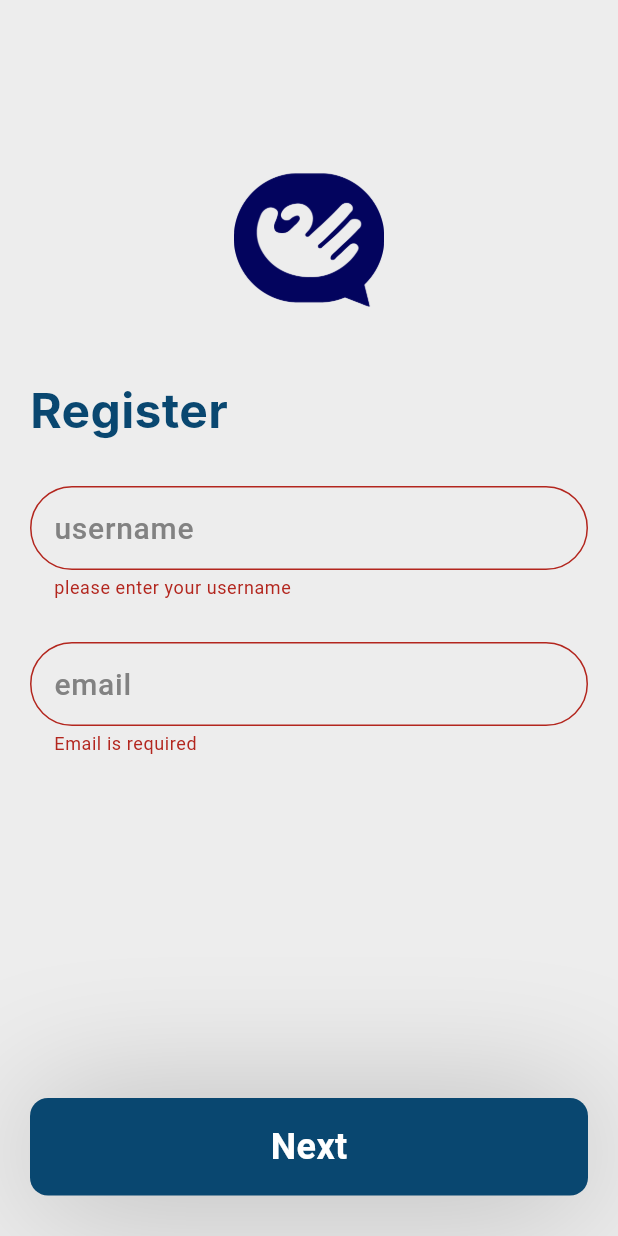
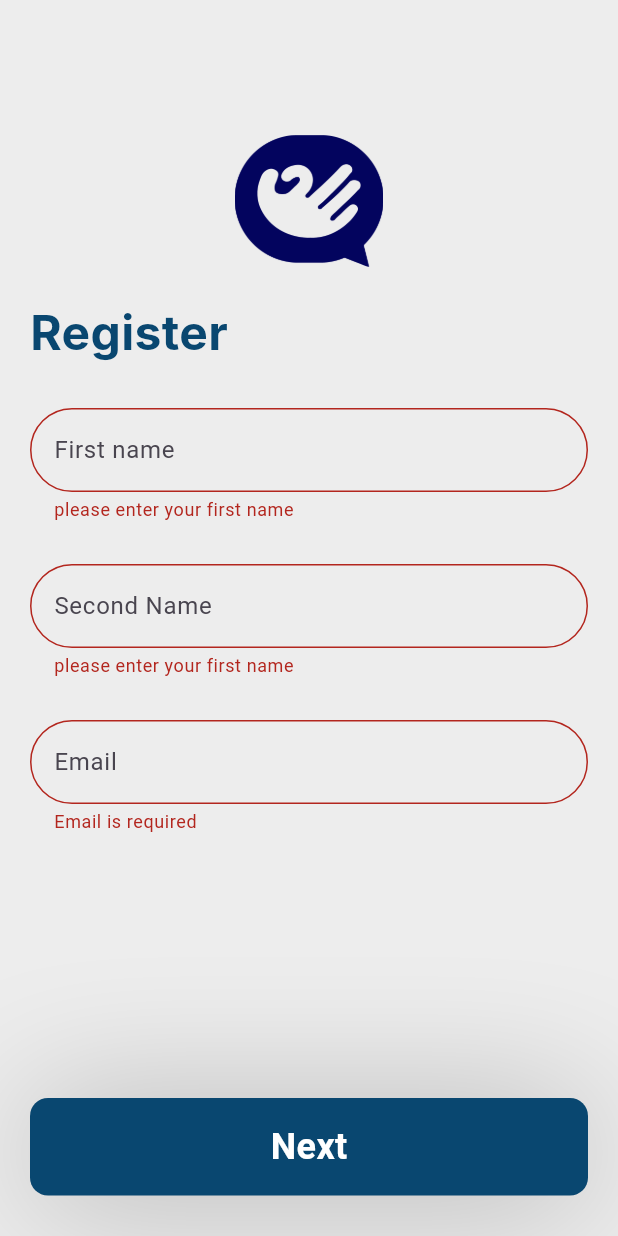
Before and after one commit to S7S-3/Free-Talk, a Flutter app: the RegisterViews screen opened by its route, after a tap on "Next", on a phone screen of 412 x 824 dp. Run offline on Flutter 3.47's test engine with Material 3 defaults, Android fonts, the phone set to English and light mode, and no system bars; our stand-ins replace cloud_firestore, conditional_builder_null_safety, dio, firebase_auth, firebase_core, google_generative_ai and 2 more; accounts and stored records are empty; Roboto replaces fonts that are missing (Inter).

Commit message:
register rework

```diff
--- a/lib/providers/register/register_provider.dart
+++ b/lib/providers/register/register_provider.dart
@@ -12,7 +12,8 @@ import '../../utils/widgets/custom_snackbar.dart';
 class RegisterProviders extends ChangeNotifier {
   int currentPage = 1;
   final emailController = TextEditingController();
-  final userNameController = TextEditingController();
+  final firstNameController = TextEditingController();
+  final secondNameController = TextEditingController();
   final passwordController = TextEditingController();
   final confirmPasswordController = TextEditingController();
   final String passwordPattern =
@@ -65,7 +66,7 @@ class RegisterProviders extends ChangeNotifier {
       );
       user = UserModel(
         profile: '0',
-        name: userNameController.text,
+        name: '${firstNameController.text} ${secondNameController.text}',
         email: emailController.text
       );
       var uid = await AuthService().register(login);
--- a/lib/utils/widgets/custom_text_field.dart
+++ b/lib/utils/widgets/custom_text_field.dart
@@ -4,12 +4,13 @@ import '../colors/color.dart';
 
 // ignore: must_be_immutable
 class CustomTextField extends StatelessWidget {
-  CustomTextField({super.key, this.controller, this.validator, this.label,this.icon,required this.obscureText});
+  CustomTextField({super.key, this.controller, this.validator, this.label,this.icon,required this.obscureText, this.hintText});
   TextEditingController? controller;
   String? label;
   FormFieldValidator? validator;
   Widget? icon;
   bool? obscureText;
+  String? hintText;
 
   @override
   Widget build(BuildContext context) {
@@ -19,6 +20,7 @@ class CustomTextField extends StatelessWidget {
       cursorColor: AppColors.tealBlue,
       validator: validator,
       decoration: InputDecoration(
+        hintText: hintText,
         suffixIcon: icon,
         fillColor: AppColors.gallery,
         filled: true,
--- a/lib/views/chatbot/chat_bot_views.dart
+++ b/lib/views/chatbot/chat_bot_views.dart
@@ -1,11 +1,9 @@
 import 'package:flutter/material.dart';
-import 'package:free_talk/utils/widgets/custom_text_field.dart';
 import 'package:provider/provider.dart';
 
 import '../../providers/chatbot/chat_bot_providers.dart';
 import '../../utils/colors/color.dart';
 import '../../utils/widgets/message_item.dart';
-import 'package:loading_animation_widget/loading_animation_widget.dart';
 
 
 class ChatBotViews extends StatelessWidget {
--- a/lib/views/register/register_views.dart
+++ b/lib/views/register/register_views.dart
@@ -63,19 +63,20 @@ class RegisterViews extends StatelessWidget {
                   provider.currentPage == 1
                       ? CustomTextField(
                     obscureText: false,
-                          controller: provider.userNameController,
-                          label: 'username',
+                          controller: provider.firstNameController,
+                          hintText: 'First name',
                           validator: (value){
                             if(value.isEmpty){
-                              return 'please enter your username';
+                              return 'please enter your first name';
                             }
                             return null;
 
                           },
                   )
                       : CustomTextField(
+                    hintText: 'Password',
                     obscureText: provider.isPasswordVisible,
-                          controller: provider.passwordController, label: 'password',
+                          controller: provider.passwordController,
                     icon: IconButton(onPressed: (){provider.passwordVisible();}, icon: Icon(provider.isPasswordVisible? Icons.visibility_off : Icons.visibility)),
                     validator: (value) {
                       if (value == null || value.isEmpty) {
@@ -96,9 +97,38 @@ class RegisterViews extends StatelessWidget {
                   ),
                   provider.currentPage == 1
                       ? CustomTextField(
+                    hintText: 'Second Name',
                     obscureText: false,
-                          controller: provider.emailController,
-                          label: 'email',
+                          controller: provider.secondNameController,
+                    validator: (value) {
+                      if(value.isEmpty){
+                        return 'please enter your first name';
+                      }
+                      return null;
+
+                    },
+                  )
+                      : CustomTextField(
+                    hintText: 'Confirm password',
+                    obscureText: provider.isConfirmPasswordVisible,
+                          controller: provider.confirmPasswordController,
+                    icon: IconButton(onPressed: (){
+                      provider.confirmPasswordVisible();
+                    }, icon: Icon(provider.isConfirmPasswordVisible? Icons.visibility_off : Icons.visibility)),
+                    validator: (value) {
+                            if(value!= provider.passwordController.text){
+                              return 'password not match';
+                            }
+                            return null;
+                    },
+                  ),
+                  const SizedBox(
+                    height: 28,
+                  ),
+                  provider.currentPage == 1? CustomTextField(
+                    obscureText: false,
+                    controller: provider.emailController,
+                    hintText: 'Email',
                     validator: (value) {
                       if (value == null || value.isEmpty) {
                         return 'Email is required';
@@ -107,21 +137,8 @@ class RegisterViews extends StatelessWidget {
                       }
                       return null;
                     },
-                  )
-                      : CustomTextField(
-                    obscureText: provider.isConfirmPasswordVisible,
-                          controller: provider.confirmPasswordController,
-                    icon: IconButton(onPressed: (){
-                      provider.confirmPasswordVisible();
-                    }, icon: Icon(provider.isConfirmPasswordVisible? Icons.visibility_off : Icons.visibility)),
-                      label: 'confirm password',
-                    validator: (value) {
-                            if(value!= provider.passwordController.text){
-                              return 'password not match';
-                            }
-                            return null;
-                    },
-                  ),
+                  ): const SizedBox(),
+
                   const Spacer(),
                   ConditionalBuilder(
                       condition: !provider.loading,
```
